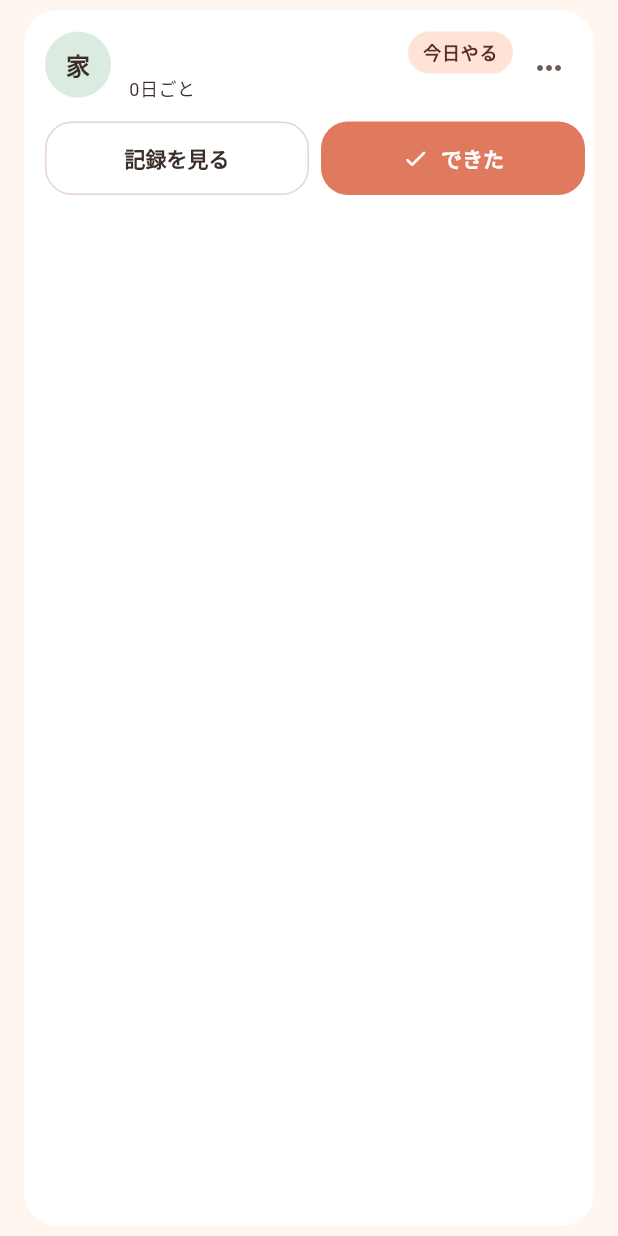
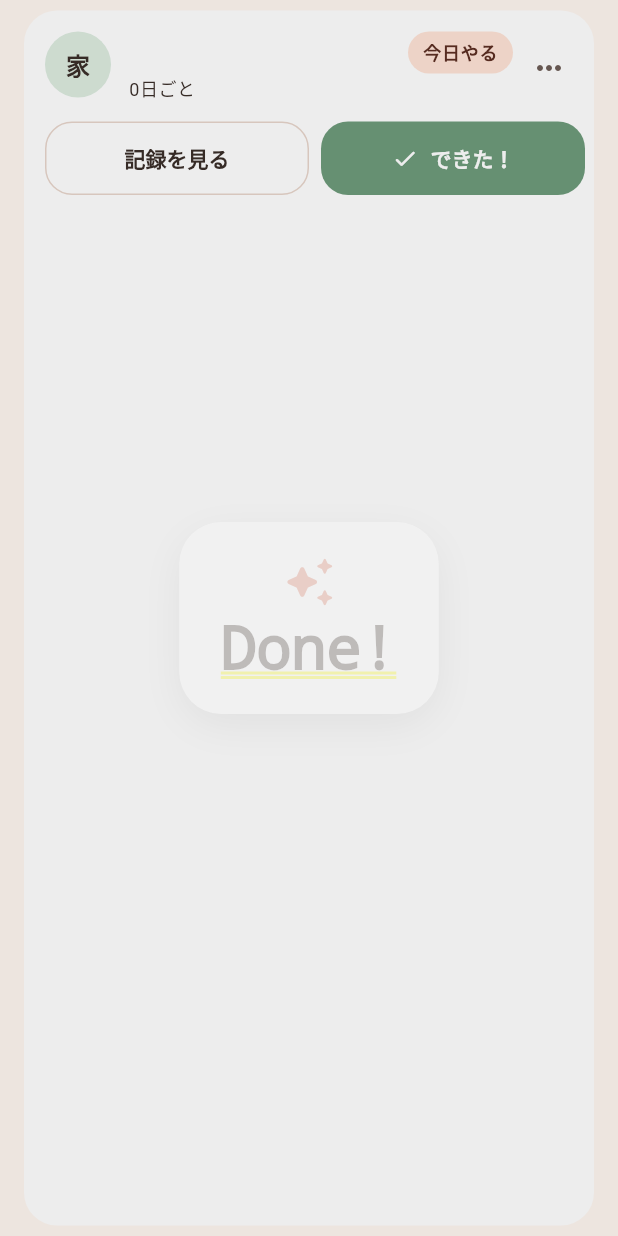
Before and after one commit to nadeshiko69/task-loop, a Flutter app: the ChoreTaskTile widget shown alone on an empty page, opened directly with empty values, after a tap on "できた", on a phone screen of 412 x 824 dp. Run offline on Flutter 3.47's test engine with Material 3 defaults, Android fonts, the phone set to English and light mode, and no system bars; our stand-ins replace cloud_firestore, firebase_auth, firebase_core, google_mobile_ads, sign_in_with_apple; accounts and stored records are empty; generated files the repository leaves out were written again.

Commit message:
できた時のエフェクトを追加

```diff
--- a/lib/screens/task_list_screen.dart
+++ b/lib/screens/task_list_screen.dart
@@ -32,6 +32,7 @@ class TaskListScreen extends StatelessWidget {
       if (context.mounted) {
         showErrorSnackBar(context, error);
       }
+      rethrow;
     }
   }
 
@@ -103,6 +104,7 @@ class TaskListScreen extends StatelessWidget {
             itemBuilder: (context, index) {
               final task = tasks[index];
               return ChoreTaskTile(
+                key: ValueKey(task.id),
                 task: task,
                 onComplete: () => _complete(context, task),
                 onArchive: () => _archive(context, task),
--- a/lib/widgets/chore_task_tile.dart
+++ b/lib/widgets/chore_task_tile.dart
@@ -1,3 +1,5 @@
+import 'dart:async';
+
 import 'package:flutter/material.dart';
 
 import '../models/chore_task.dart';
@@ -15,7 +17,7 @@ class ChoreTaskTile extends StatelessWidget {
   });
 
   final ChoreTask task;
-  final VoidCallback onComplete;
+  final Future<void> Function() onComplete;
   final VoidCallback onArchive;
   final VoidCallback onShowDetails;
 
@@ -110,10 +112,12 @@ class ChoreTaskTile extends StatelessWidget {
   }
 }
 
+const doneButtonCooldown = Duration(seconds: 5);
+
 class _DoneButton extends StatefulWidget {
   const _DoneButton({required this.onPressed});
 
-  final VoidCallback onPressed;
+  final Future<void> Function() onPressed;
 
   @override
   State<_DoneButton> createState() => _DoneButtonState();
@@ -124,6 +128,8 @@ class _DoneButtonState extends State<_DoneButton>
   late final AnimationController _pop;
   late final CurvedAnimation _curve;
   late final Animation<double> _scale;
+  Timer? _cooldown;
+  var _locked = false;
 
   @override
   void initState() {
@@ -142,9 +148,38 @@ class _DoneButtonState extends State<_DoneButton>
 
   @override
   void dispose() {
+    _cooldown?.cancel();
     _curve.dispose();
     _pop.dispose();
     super.dispose();
+  }
+
+  Future<void> _handlePressed() async {
+    if (_locked) {
+      return;
+    }
+    setState(() => _locked = true);
+    showSparkleBurst(context);
+    if (!MediaQuery.disableAnimationsOf(context)) {
+      _pop.forward(from: 0);
+    }
+    try {
+      await widget.onPressed();
+    } catch (_) {
+      _cooldown?.cancel();
+      if (mounted) {
+        setState(() => _locked = false);
+      }
+      return;
+    }
+    if (!mounted) {
+      return;
+    }
+    _cooldown = Timer(doneButtonCooldown, () {
+      if (mounted) {
+        setState(() => _locked = false);
+      }
+    });
   }
 
   @override
@@ -152,15 +187,13 @@ class _DoneButtonState extends State<_DoneButton>
     return ScaleTransition(
       scale: _scale,
       child: FilledButton.icon(
-        onPressed: () {
-          showSparkleBurst(context);
-          if (!MediaQuery.disableAnimationsOf(context)) {
-            _pop.forward(from: 0);
-          }
-          widget.onPressed();
-        },
+        onPressed: _locked ? null : _handlePressed,
+        style: FilledButton.styleFrom(
+          disabledBackgroundColor: const Color(0xFF6E9B7B),
+          disabledForegroundColor: Colors.white,
+        ),
         icon: const Icon(Icons.check_rounded, size: 18),
-        label: const Text('できた'),
+        label: Text(_locked ? 'できた！' : 'できた'),
       ),
     );
   }
--- a/lib/widgets/sparkle_burst.dart
+++ b/lib/widgets/sparkle_burst.dart
@@ -60,7 +60,7 @@ class _SparkleLayerState extends State<_SparkleLayer>
     super.initState();
     _controller = AnimationController(
       vsync: this,
-      duration: const Duration(milliseconds: 720),
+      duration: const Duration(milliseconds: 1200),
     );
     _controller.forward().whenComplete(_finish);
   }
@@ -82,18 +82,110 @@ class _SparkleLayerState extends State<_SparkleLayer>
   @override
   Widget build(BuildContext context) {
     return Positioned.fill(
-      child: IgnorePointer(
-        child: AnimatedBuilder(
-          animation: _controller,
-          builder: (context, _) {
-            return CustomPaint(
-              painter: _SparklePainter(
-                origin: widget.origin,
-                t: _controller.value,
+      child: AnimatedBuilder(
+        animation: _controller,
+        builder: (context, _) {
+          final t = _controller.value;
+          final sparkleT = (t / 0.6).clamp(0.0, 1.0);
+          return Stack(
+            fit: StackFit.expand,
+            children: [
+              ColoredBox(
+                color: Colors.black.withValues(alpha: _scrimOpacity(t)),
               ),
-              child: const SizedBox.expand(),
-            );
-          },
+              CustomPaint(
+                painter: _SparklePainter(origin: widget.origin, t: sparkleT),
+              ),
+              Center(
+                child: Opacity(
+                  opacity: _doneOpacity(t),
+                  child: Transform.scale(
+                    scale: _doneScale(t),
+                    child: const _DoneBadge(),
+                  ),
+                ),
+              ),
+            ],
+          );
+        },
+      ),
+    );
+  }
+}
+
+double _scrimOpacity(double t) {
+  const peak = 0.32;
+  if (t < 0.12) {
+    return peak * (t / 0.12);
+  }
+  if (t < 0.62) {
+    return peak;
+  }
+  return peak * (1 - (t - 0.62) / 0.38).clamp(0.0, 1.0);
+}
+
+double _doneOpacity(double t) {
+  if (t < 0.08) {
+    return t / 0.08;
+  }
+  if (t < 0.68) {
+    return 1;
+  }
+  return (1 - (t - 0.68) / 0.32).clamp(0.0, 1.0);
+}
+
+double _doneScale(double t) {
+  if (t < 0.22) {
+    final scale = Curves.easeOutBack.transform(t / 0.22);
+    if (scale < 0) {
+      return 0;
+    }
+    return scale;
+  }
+  return 1;
+}
+
+class _DoneBadge extends StatelessWidget {
+  const _DoneBadge();
+
+  @override
+  Widget build(BuildContext context) {
+    return Semantics(
+      liveRegion: true,
+      label: 'できた',
+      child: Container(
+        padding: const EdgeInsets.symmetric(horizontal: 28, vertical: 22),
+        decoration: BoxDecoration(
+          color: Colors.white,
+          borderRadius: BorderRadius.circular(28),
+          boxShadow: const [
+            BoxShadow(
+              color: Color(0x33000000),
+              blurRadius: 24,
+              offset: Offset(0, 8),
+            ),
+          ],
+        ),
+        child: const Column(
+          mainAxisSize: MainAxisSize.min,
+          children: [
+            Icon(
+              Icons.auto_awesome_rounded,
+              color: Color(0xFFE07A5F),
+              size: 36,
+            ),
+            SizedBox(height: 8),
+            Text(
+              'Done!',
+              style: TextStyle(
+                color: Color(0xFF3A2E29),
+                fontSize: 40,
+                fontWeight: FontWeight.w900,
+                letterSpacing: -0.6,
+                height: 1,
+              ),
+            ),
+          ],
         ),
       ),
     );
```
Also changed, not shown: 1 other file.
